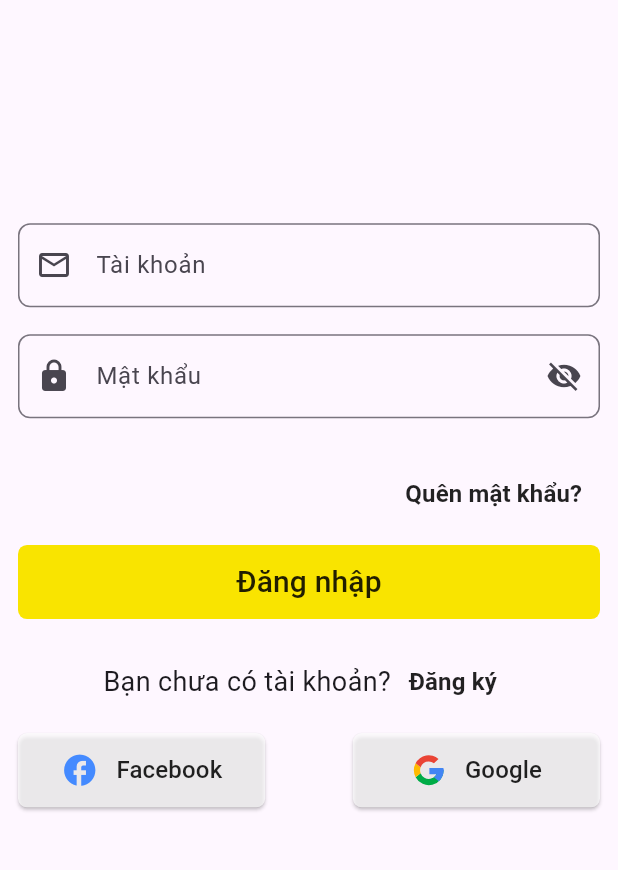
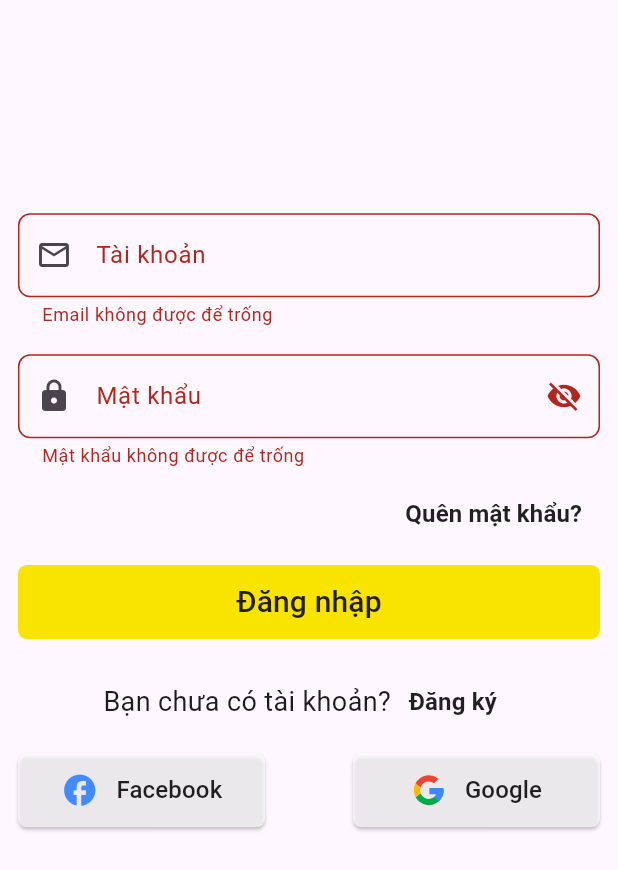
Before and after one commit to nguyenhuyk3/bmt_mobile, a Flutter app: the screen it shows after launch, on a phone screen of 412 x 824 dp. Shown: the top 870 px of the screen. Run offline on Flutter 3.47's test engine with Material 3 defaults, Android fonts, the phone set to English and light mode, and no system bars; our stand-ins replace equatable, flutter_bloc, flutter_svg, formz; accounts and stored records are empty.

Commit message:
refactor: separate processing logic into utils

```diff
--- a/lib/app/app.main.dart
+++ b/lib/app/app.main.dart
@@ -2,6 +2,8 @@ import 'package:flutter/material.dart';
 import 'package:flutter_bloc/flutter_bloc.dart';
 import 'package:rent_transport_fe/bloc/bloc.export.dart';
 import 'package:authentication_repository/authentication_repository.export.dart';
+import 'package:rent_transport_fe/global/global.dart';
+import 'package:rent_transport_fe/views/authentication/sign_up/sign_up.export.dart';
 import 'package:user_repository/user_repository.export.dart';
 
 import '../views/home/page.dart';
@@ -46,13 +48,23 @@ class _MainAppState extends State<MainApp> {
     */
     return RepositoryProvider.value(
       value: _authenticationRepository,
-      child: BlocProvider(
+      child: MultiBlocProvider(
+        providers: [
+          BlocProvider(
             lazy: false,
             create:
                 (_) => AuthenticationBloc(
                   authenticationRepository: _authenticationRepository,
                   userRepository: _userRepository,
                 )..add(AuthenticationSubscriptionRequested()),
+          ),
+          BlocProvider(
+            create:
+                (_) => LoginBloc(
+                  authenticationRepository: _authenticationRepository,
+                ),
+          ),
+        ],
         child: const AppView(),
       ),
     );
--- a/lib/global/global.dart
+++ b/lib/global/global.dart
@@ -1,3 +1,12 @@
+// ignore_for_file: constant_identifier_names
+
 import 'package:logger/logger.export.dart';
 
 final logger = Logger();
+
+const LOGIN_PAGE = '/';
+
+const SIGN_UP_STEP_ONE = 'sign-up-step-one';
+const SIGN_UP_STEP_TWO = 'sign-up-step-two';
+const SIGN_UP_STEP_THREE = 'sign-up-step-three';
+const SIGN_UP_STEP_FOUR = 'sign-up-step-four';
--- a/lib/main.dart
+++ b/lib/main.dart
@@ -1,5 +1,4 @@
 import 'package:flutter/material.dart';
-import 'package:rent_transport_fe/global/global.dart';
 
 import 'app/app.main.dart';
 
--- a/lib/models/login/account.dart
+++ b/lib/models/login/account.dart
@@ -1,17 +1,21 @@
 import 'package:formz/formz.dart';
 
-enum AccountValidationError { empty }
+enum AccountValidationError { empty, invalid }
 
 class Account extends FormzInput<String, AccountValidationError> {
   const Account.pure() : super.pure('');
   const Account.dirty([super.value = '']) : super.dirty();
 
+  static final _emailRegex = RegExp(
+    r'^[a-zA-Z0-9._%+-]+@[a-zA-Z0-9.-]+\.[a-zA-Z]{2,}$',
+  );
+
   @override
   AccountValidationError? validator(String value) {
     // TODO: implement validator
-    if (value.isEmpty) {
-      return AccountValidationError.empty;
-    }
+    if (value.isEmpty) return AccountValidationError.empty;
+
+    if (!_emailRegex.hasMatch(value)) return AccountValidationError.invalid;
 
     return null;
   }
--- a/lib/models/login/password.dart
+++ b/lib/models/login/password.dart
@@ -1,16 +1,18 @@
 import 'package:formz/formz.dart';
 
-enum PasswordValidationError { empty }
+enum PasswordValidationError { empty, tooShort }
 
 class Password extends FormzInput<String, PasswordValidationError> {
   const Password.pure() : super.pure('');
   const Password.dirty([super.value = '']) : super.dirty();
 
+  final int _minLength = 8;
+
   @override
   PasswordValidationError? validator(String value) {
-    if (value.isEmpty) {
-      return PasswordValidationError.empty;
-    }
+    if (value.isEmpty) return PasswordValidationError.empty;
+
+    if (value.length < _minLength) return PasswordValidationError.tooShort;
 
     return null;
   }
--- a/lib/models/models.dart
+++ b/lib/models/models.dart
@@ -0,0 +1 @@
+export './login/login.dart';
--- /dev/null
+++ b/lib/utils/validator/validation_error_message.dart
@@ -0,0 +1,25 @@
+import 'package:rent_transport_fe/models/login/login.dart';
+
+class ValidationErrorMessage {
+  static String? getAccountErrorMessage(AccountValidationError? error) {
+    switch (error) {
+      case AccountValidationError.empty:
+        return "Email không được để trống";
+      case AccountValidationError.invalid:
+        return "Email không hợp lệ";
+      default:
+        return null;
+    }
+  }
+
+  static String? getPasswordErrorMessage(PasswordValidationError? error) {
+    switch (error) {
+      case PasswordValidationError.empty:
+        return "Mật khẩu không được để trống";
+      case PasswordValidationError.tooShort:
+        return "Mật khẩu không được ngắn hơn 8 kí tự";
+      default:
+        return null;
+    }
+  }
+}
--- a/lib/views/authentication/login/form.dart
+++ b/lib/views/authentication/login/form.dart
@@ -3,6 +3,8 @@ import 'package:flutter_bloc/flutter_bloc.dart';
 import 'package:flutter_svg/svg.dart';
 import 'package:formz/formz.dart';
 import 'package:rent_transport_fe/bloc/bloc.export.dart';
+import 'package:rent_transport_fe/global/global.dart';
+import 'package:rent_transport_fe/utils/validator/validation_error_message.dart';
 
 class LoginForm extends StatelessWidget {
   const LoginForm({super.key});
@@ -53,19 +55,17 @@ class LoginForm extends StatelessWidget {
 class _AccountInput extends StatelessWidget {
   @override
   Widget build(BuildContext context) {
-    final displayError = context.select(
-      (LoginBloc bloc) => bloc.state.account.displayError,
-    );
+    final email = context.select((LoginBloc bloc) => bloc.state.account);
 
     return TextField(
-      key: const Key('loginForm_usernameInput_textField'),
+      key: const Key('loginForm_accountInput_textField'),
       onChanged: (username) {
         context.read<LoginBloc>().add(LoginAccountChanged(username));
       },
       decoration: InputDecoration(
         prefixIcon: const Icon(Icons.email_outlined),
         labelText: 'Tài khoản',
-        errorText: displayError != null ? 'Tài khoản không hợp lệ' : null,
+        errorText: ValidationErrorMessage.getAccountErrorMessage(email.error),
         border: OutlineInputBorder(
           borderRadius: BorderRadius.circular(8.0),
           borderSide: const BorderSide(color: Colors.red, width: 1),
@@ -78,9 +78,7 @@ class _AccountInput extends StatelessWidget {
 class _PasswordInput extends StatelessWidget {
   @override
   Widget build(BuildContext context) {
-    final displayError = context.select(
-      (LoginBloc bloc) => bloc.state.password.displayError,
-    );
+    final password = context.select((LoginBloc bloc) => bloc.state.password);
 
     return BlocProvider(
       create: (context) => PasswordBloc(),
@@ -107,8 +105,9 @@ class _PasswordInput extends StatelessWidget {
                   },
                 ),
                 labelText: 'Mật khẩu',
-                errorText:
-                    displayError != null ? 'Mật khẩu không hợp lệ' : null,
+                errorText: ValidationErrorMessage.getPasswordErrorMessage(
+                  password.error,
+                ),
                 border: OutlineInputBorder(
                   borderRadius: BorderRadius.circular(8.0),
                   borderSide: const BorderSide(color: Colors.red, width: 1),
@@ -150,7 +149,7 @@ class _SignUpButton extends StatelessWidget {
         const Text('Bạn chưa có tài khoản?', style: TextStyle(fontSize: 18)),
         TextButton(
           onPressed: () {
-            Navigator.pushNamed(context, '/sign-up');
+            Navigator.pushNamed(context, SIGN_UP_STEP_ONE);
           },
           child: const Text(
             'Đăng ký',
--- /dev/null
+++ b/lib/views/authentication/login/login.export.dart
@@ -0,0 +1 @@
+export  './form.dart';
--- a/lib/views/authentication/login/page.dart
+++ b/lib/views/authentication/login/page.dart
@@ -1,7 +1,4 @@
-import 'package:authentication_repository/authentication_repository.export.dart';
 import 'package:flutter/material.dart';
-import 'package:flutter_bloc/flutter_bloc.dart';
-import 'package:rent_transport_fe/bloc/bloc.export.dart';
 import 'package:rent_transport_fe/views/authentication/login/form.dart';
 
 class LoginPage extends StatelessWidget {
@@ -16,14 +13,7 @@ class LoginPage extends StatelessWidget {
     return Scaffold(
       body: Padding(
         padding: const EdgeInsets.all(12),
-        child: BlocProvider(
-          create:
-              (context) => LoginBloc(
-                authenticationRepository:
-                    context.read<AuthenticationRepository>(),
-              ),
-          child: const LoginForm(),
-        ),
+        child: const LoginForm(),
       ),
     );
   }
--- /dev/null
+++ b/lib/views/authentication/sign_up/sign_up.export.dart
@@ -0,0 +1 @@
+export './step_1.dart';
```
Also changed, not shown: lib/app/app.view.dart (+13 -1 lines), lib/views/authentication/sign_up/step_1.dart (added, +73 -0 lines), packages/user_repository/lib/src/user_repository.dart (+2 -6 lines), lib/views/authentication/sign_up/step_2.dart (added), lib/views/authentication/sign_up/step_3.dart (added), lib/views/authentication/sign_up/step_4.dart (added). Lines whose indentation alone changed are shown as unchanged.
